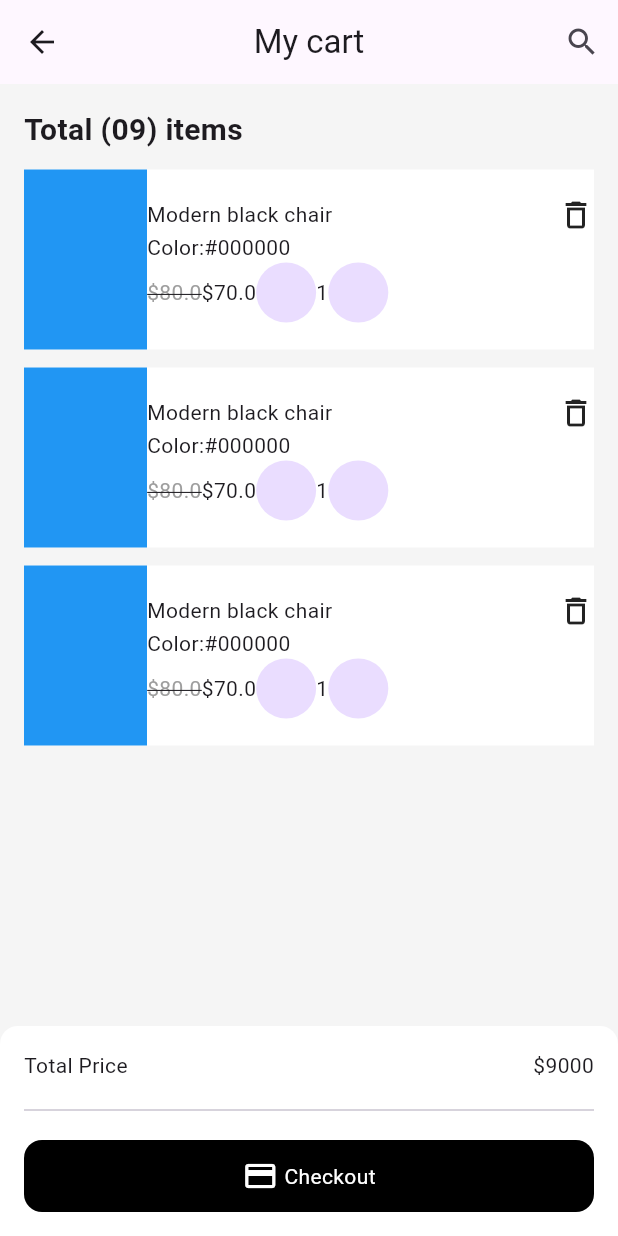
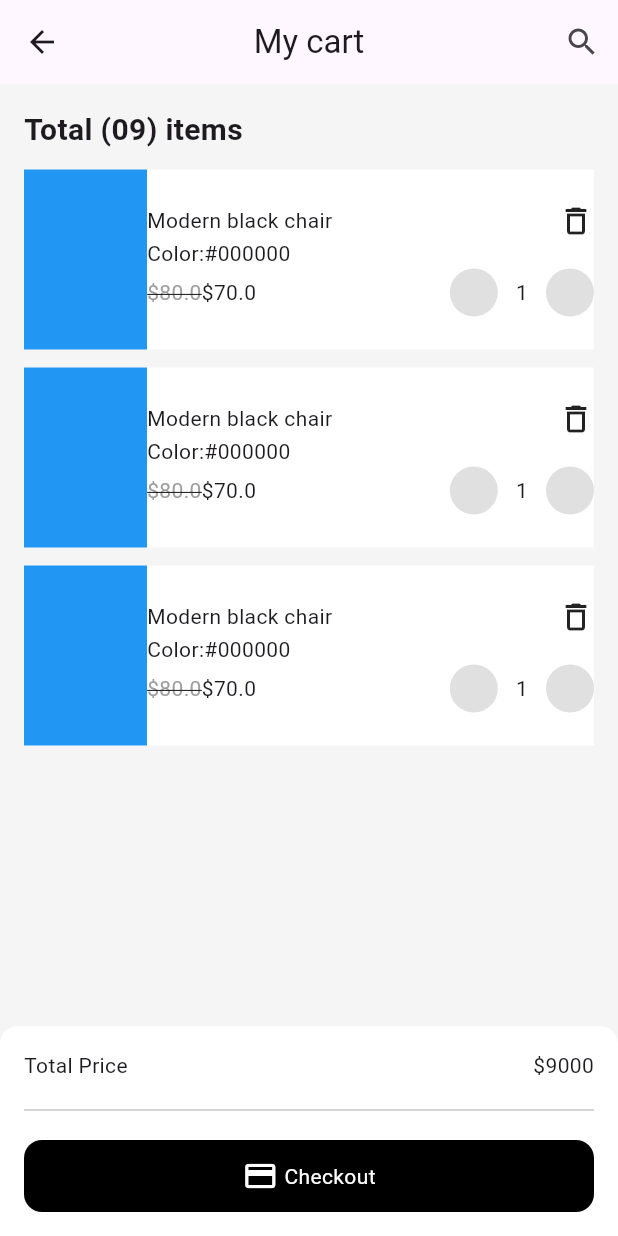
Before and after one commit to JAICHANGPARK/flutter_notebook_chapter_49, a Flutter app: the FurnitureCartPage screen opened directly, on a phone screen of 412 x 824 dp. Run offline on Flutter 3.47's test engine with Material 3 defaults, Android fonts, the phone set to English and light mode, and no system bars; our stand-ins replace dots_indicator, gap, google_fonts.

Commit message:
Update furniture_cart_page.dart

```diff
--- a/lib/ep2460_furniture_app/ui/furniture_cart_page.dart
+++ b/lib/ep2460_furniture_app/ui/furniture_cart_page.dart
@@ -73,10 +73,19 @@ class _FurnitureCartPageState extends State<FurnitureCartPage> {
                                           ),
                                         ),
                                         Text("\$70.0"),
-                                        CircleAvatar(),
-                                        Text("1"),
-                                        CircleAvatar(),
-
+                                        Spacer(),
+                                        CircleAvatar(
+                                          radius: 16,
+                                          backgroundColor: Colors.grey[300]!,
+                                        ),
+                                        Padding(
+                                          padding: const EdgeInsets.symmetric(horizontal: 12),
+                                          child: Text("1"),
+                                        ),
+                                        CircleAvatar(
+                                          radius: 16,
+                                          backgroundColor: Colors.grey[300]!,
+                                        ),
                                       ],
                                     ),
                                   ],
```
